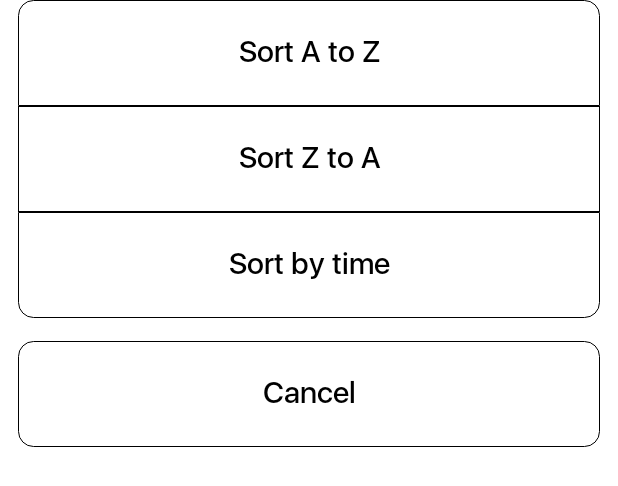
After one commit to MichaelCarrick16/FileManager, an Android app: the layout layout_bottom_sheet_home.xml on its own in the app's theme, with its tools: preview values and no code run, on a phone screen of 412 x 824 dp. The commit adds this screen. Shown: the top 486 px of the screen. Run offline under Robolectric (Android 15) with nearby library versions, the phone set to English and light mode, and no system bars.

Commit message:
hieppd- create sheetdialog show sort in screen Home

```diff
--- a/app/src/main/java/com/example/filemanager/ui/fragment/home/HomeFragment.java
+++ b/app/src/main/java/com/example/filemanager/ui/fragment/home/HomeFragment.java
@@ -1,7 +1,9 @@
 package com.example.filemanager.ui.fragment.home;
 
+import android.view.LayoutInflater;
 import android.view.View;
 import android.widget.TextView;
+import android.widget.Toast;
 
 import androidx.constraintlayout.widget.ConstraintLayout;
 import androidx.core.widget.NestedScrollView;
@@ -9,6 +11,7 @@ import androidx.core.widget.NestedScrollView;
 import com.example.filemanager.R;
 import com.example.filemanager.base.BaseFragment;
 import com.example.filemanager.ui.callback.OnClickButtonBack;
+import com.google.android.material.bottomsheet.BottomSheetDialog;
 
 public class HomeFragment extends BaseFragment<HomeViewModel> {
     private ConstraintLayout constrainLayoutBackHome , constraintLayoutSortHome;
@@ -40,6 +43,18 @@ public class HomeFragment extends BaseFragment<HomeViewModel> {
                 onClickButtonBack.onBack();
             }
         });
+
+
+        constraintLayoutSortHome.setOnClickListener(new View.OnClickListener() {
+            @Override
+            public void onClick(View view) {
+                View viewDialog = LayoutInflater.from(getContext()).inflate(R.layout.layout_bottom_sheet_home,null);
+                BottomSheetDialog bottomSheetDialog = new BottomSheetDialog(getContext(),R.style.SheetDialog);
+                bottomSheetDialog.setContentView(viewDialog);
+                bottomSheetDialog.show();
+
+            }
+        });
     }
 
     private void initMapping() {
--- /dev/null
+++ b/app/src/main/res/drawable/custom_bottom_bottomsheet_home.xml
@@ -0,0 +1,34 @@
+<?xml version="1.0" encoding="utf-8"?>
+<selector xmlns:android="http://schemas.android.com/apk/res/android"
+    android:shape="rectangle">
+    <item android:state_pressed="true">
+        <shape android:shape="rectangle">
+            <corners android:bottomLeftRadius="10dp"
+                android:bottomRightRadius="10dp"/>
+            <solid android:color="@color/gray"/>
+            <stroke android:color="@color/black" android:width="0.0001dp"/>
+        </shape>
+
+    </item>
+
+    <item android:state_enabled="true">
+        <shape android:shape="rectangle">
+            <corners android:bottomLeftRadius="10dp"
+                android:bottomRightRadius="10dp"/>
+            <solid android:color="@color/white"/>
+            <stroke android:color="@color/black" android:width="0.0001dp"/>
+        </shape>
+
+    </item>
+
+    <item android:state_enabled="false">
+        <shape android:shape="rectangle">
+            <corners android:bottomLeftRadius="10dp"
+                android:bottomRightRadius="10dp"/>
+            <solid android:color="@color/white"/>
+            <stroke android:color="@color/black" android:width="0.0001dp"/>
+        </shape>
+
+    </item>
+
+</selector>
--- /dev/null
+++ b/app/src/main/res/drawable/custom_center_bottomsheet_home.xml
@@ -0,0 +1,28 @@
+<?xml version="1.0" encoding="utf-8"?>
+<selector xmlns:android="http://schemas.android.com/apk/res/android"
+    android:shape="rectangle">
+    <item android:state_pressed="true">
+        <shape android:shape="rectangle">
+            <solid android:color="@color/gray"/>
+            <stroke android:color="@color/black" android:width="0.0001dp"/>
+        </shape>
+
+    </item>
+
+    <item android:state_enabled="true">
+        <shape android:shape="rectangle">
+            <solid android:color="@color/white"/>
+            <stroke android:color="@color/black" android:width="0.0001dp"/>
+        </shape>
+
+    </item>
+
+    <item android:state_enabled="false">
+        <shape android:shape="rectangle">
+            <solid android:color="@color/white"/>
+            <stroke android:color="@color/black" android:width="0.0001dp"/>
+        </shape>
+
+    </item>
+
+</selector>
--- /dev/null
+++ b/app/src/main/res/drawable/custom_full_bottomsheet_home.xml
@@ -0,0 +1,31 @@
+<?xml version="1.0" encoding="utf-8"?>
+<selector xmlns:android="http://schemas.android.com/apk/res/android"
+    android:shape="rectangle">
+    <item android:state_pressed="true">
+        <shape android:shape="rectangle">
+            <corners android:radius="10dp"/>
+            <solid android:color="@color/gray"/>
+            <stroke android:color="@color/black" android:width="0.0001dp"/>/>
+        </shape>
+
+    </item>
+
+    <item android:state_enabled="true">
+        <shape android:shape="rectangle">
+            <corners android:radius="10dp"/>
+            <solid android:color="@color/white"/>
+            <stroke android:color="@color/black" android:width="0.0001dp"/>/>
+        </shape>
+
+    </item>
+
+    <item android:state_enabled="false">
+        <shape android:shape="rectangle">
+            <corners android:radius="10dp"/>
+            <solid android:color="@color/white"/>
+            <stroke android:color="@color/black" android:width="0.0001dp"/>
+        </shape>
+
+    </item>
+
+</selector>
--- /dev/null
+++ b/app/src/main/res/drawable/custom_top_bottomsheet_home.xml
@@ -0,0 +1,34 @@
+<?xml version="1.0" encoding="utf-8"?>
+<selector xmlns:android="http://schemas.android.com/apk/res/android"
+    android:shape="rectangle">
+    <item android:state_pressed="true">
+        <shape android:shape="rectangle">
+            <corners android:topLeftRadius="10dp"
+                android:topRightRadius="10dp"/>
+            <solid android:color="@color/gray"/>
+            <stroke android:color="@color/black" android:width="0.0001dp"/>
+        </shape>
+
+    </item>
+
+    <item android:state_enabled="true">
+        <shape android:shape="rectangle">
+            <corners android:topLeftRadius="10dp"
+                android:topRightRadius="10dp"/>
+            <solid android:color="@color/white"/>
+            <stroke android:color="@color/black" android:width="0.0001dp"/>
+        </shape>
+
+    </item>
+
+    <item android:state_enabled="false">
+        <shape android:shape="rectangle">
+            <corners android:topLeftRadius="10dp"
+                android:topRightRadius="10dp"/>
+            <solid android:color="@color/white"/>
+            <stroke android:color="@color/black" android:width="0.0001dp"/>
+        </shape>
+
+    </item>
+
+</selector>
--- a/app/src/main/res/layout/frag_home.xml
+++ b/app/src/main/res/layout/frag_home.xml
@@ -82,7 +82,7 @@
                 android:textSize="20dp" />
 
 
-            <androidx.recyclerview.widget.RecyclerView
+                <androidx.recyclerview.widget.RecyclerView
                 android:id="@+id/recycler_view_folders_search_home"
                 android:layout_width="match_parent"
                 android:layout_height="match_parent"
@@ -100,7 +100,6 @@
                 android:layout_marginEnd="@dimen/normal"
                 />
 
-
         </LinearLayout>
 
     </androidx.core.widget.NestedScrollView>
--- a/app/src/main/res/layout/frag_login.xml
+++ b/app/src/main/res/layout/frag_login.xml
@@ -7,14 +7,17 @@
     android:background="@drawable/login_background_xml"
     tools:context="com.example.filemanager.ui.activities.account.AccountAct">
 
-    <ImageView
+    <TextView
         android:id="@+id/logo"
-        android:layout_width="150dp"
-        android:layout_height="150dp"
+        android:layout_width="wrap_content"
+        android:layout_height="wrap_content"
         android:layout_marginEnd="8dp"
         android:layout_marginStart="8dp"
         android:layout_marginTop="80dp"
-        android:src="@drawable/ic_login"
+        android:fontFamily="@font/righteous"
+        android:text="@string/sign_in"
+        android:textColor="@android:color/white"
+        android:textSize="64sp"
         app:layout_constraintEnd_toEndOf="parent"
         app:layout_constraintStart_toStartOf="parent"
         app:layout_constraintTop_toTopOf="parent" />
--- /dev/null
+++ b/app/src/main/res/layout/layout_bottom_sheet_home.xml
@@ -0,0 +1,82 @@
+<?xml version="1.0" encoding="utf-8"?>
+<androidx.constraintlayout.widget.ConstraintLayout xmlns:android="http://schemas.android.com/apk/res/android"
+    android:layout_width="match_parent"
+    android:layout_height="wrap_content"
+    xmlns:app="http://schemas.android.com/apk/res-auto"
+    android:paddingBottom="15dp"
+    >
+
+    <TextView
+        android:layout_width="match_parent"
+        android:layout_height="wrap_content"
+        app:layout_constraintStart_toStartOf="parent"
+        app:layout_constraintEnd_toEndOf="parent"
+        android:background="@drawable/custom_top_bottomsheet_home"
+        android:text="@string/sort_a_to_z"
+        app:layout_constraintTop_toTopOf="parent"
+        android:gravity="center"
+        android:textSize="20dp"
+        android:textColor="@color/black"
+        android:fontFamily="@font/medium"
+        android:id="@+id/tv_sort_a_z"
+        android:layout_marginStart="@dimen/normal"
+        android:layout_marginEnd="@dimen/normal"
+        android:padding="20dp"/>
+
+    <TextView
+        android:layout_width="match_parent"
+        android:layout_height="wrap_content"
+        app:layout_constraintStart_toStartOf="parent"
+        app:layout_constraintEnd_toEndOf="parent"
+        android:background="@drawable/custom_center_bottomsheet_home"
+        android:text="@string/sort_z_to_a"
+        app:layout_constraintTop_toBottomOf="@id/tv_sort_a_z"
+        android:gravity="center"
+        android:textSize="20dp"
+        android:textColor="@color/black"
+        android:fontFamily="@font/medium"
+        android:id="@+id/tv_sort_z_a"
+        android:layout_marginStart="@dimen/normal"
+        android:layout_marginEnd="@dimen/normal"
+        android:padding="20dp"/>
+
+    <TextView
+        android:layout_width="match_parent"
+        android:layout_height="wrap_content"
+        app:layout_constraintStart_toStartOf="parent"
+        app:layout_constraintEnd_toEndOf="parent"
+        android:background="@drawable/custom_bottom_bottomsheet_home"
+        android:text="@string/sort_time"
+        app:layout_constraintTop_toBottomOf="@id/tv_sort_z_a"
+        android:gravity="center"
+        android:textSize="20dp"
+        android:textColor="@color/black"
+        android:fontFamily="@font/medium"
+        android:id="@+id/tv_sort_time"
+        android:layout_marginStart="@dimen/normal"
+        android:layout_marginEnd="@dimen/normal"
+        android:padding="20dp"
+        />
+
+    <TextView
+        android:layout_width="match_parent"
+        android:layout_height="wrap_content"
+        app:layout_constraintStart_toStartOf="parent"
+        app:layout_constraintEnd_toEndOf="parent"
+        android:background="@drawable/custom_full_bottomsheet_home"
+        android:text="@string/cancel"
+        app:layout_constraintTop_toBottomOf="@id/tv_sort_time"
+        android:gravity="center"
+        android:textSize="20dp"
+        android:textColor="@color/black"
+        android:fontFamily="@font/medium"
+        android:id="@+id/tv_cancel"
+        android:layout_marginStart="@dimen/normal"
+        android:layout_marginEnd="@dimen/normal"
+        android:padding="20dp"
+        android:layout_marginTop="15dp"
+
+        />
+
+
+</androidx.constraintlayout.widget.ConstraintLayout>
--- a/app/src/main/res/values/strings.xml
+++ b/app/src/main/res/values/strings.xml
@@ -14,5 +14,10 @@
     <string name="folder_home">Folders</string>
     <string name="folders_home">Folders</string>
     <string name="no_folders">No Folders</string>
+    <string name="sign_in">Sign in</string>
+    <string name="sort_a_to_z">Sort A to Z</string>
+    <string name="sort_z_to_a">Sort Z to A</string>
+    <string name="sort_time">Sort by time</string>
+    <string name="cancel">Cancel</string>
 
 </resources>
--- a/app/src/main/res/values/themes.xml
+++ b/app/src/main/res/values/themes.xml
@@ -21,4 +21,16 @@
         <item name="android:windowFullscreen">true</item>
         <item name="android:windowContentOverlay">@null</item>
     </style>
+
+    <style name="SheetDialog" parent="Theme.Design.Light.BottomSheetDialog">
+        <!--<item name="android:windowCloseOnTouchOutside">false</item>-->
+        <item name="android:windowIsTranslucent">true</item>
+        <item name="android:windowContentOverlay">@null</item>
+        <item name="android:colorBackground">     @android:color/transparent</item>
+        <item name="android:backgroundDimEnabled">true</item>
+        <item name="android:backgroundDimAmount">0.3</item>
+        <item name="android:windowFrame">@null</item>
+        <item name="android:windowIsFloating">true</item>
+    </style>
+
 </resources>
```
